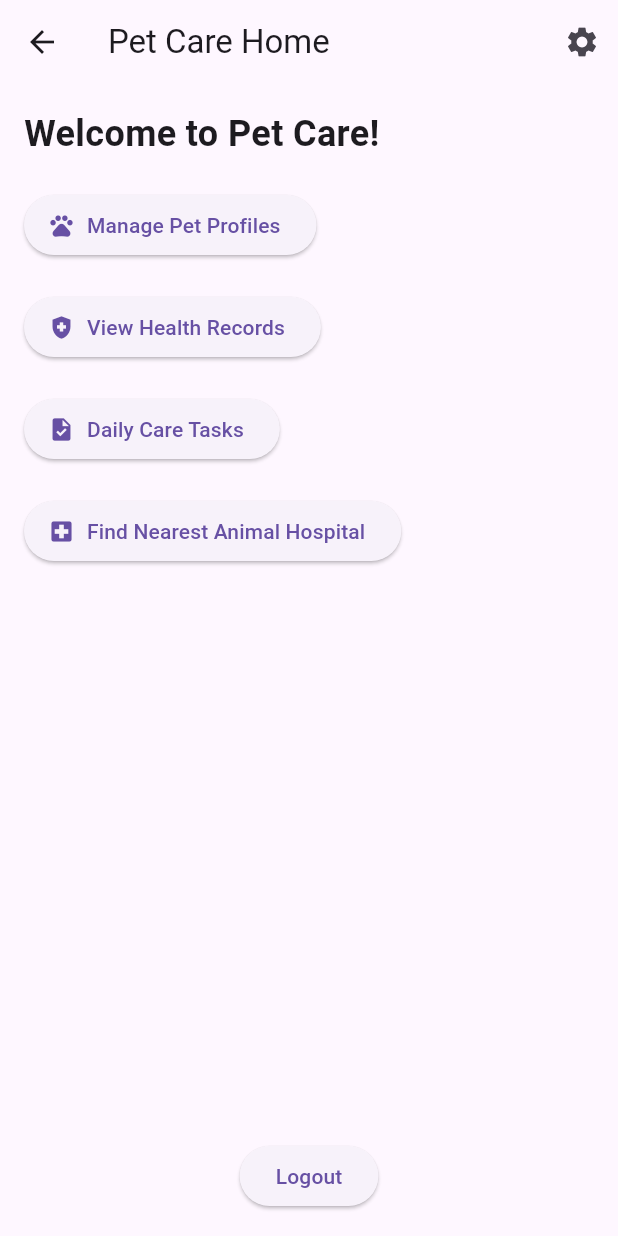
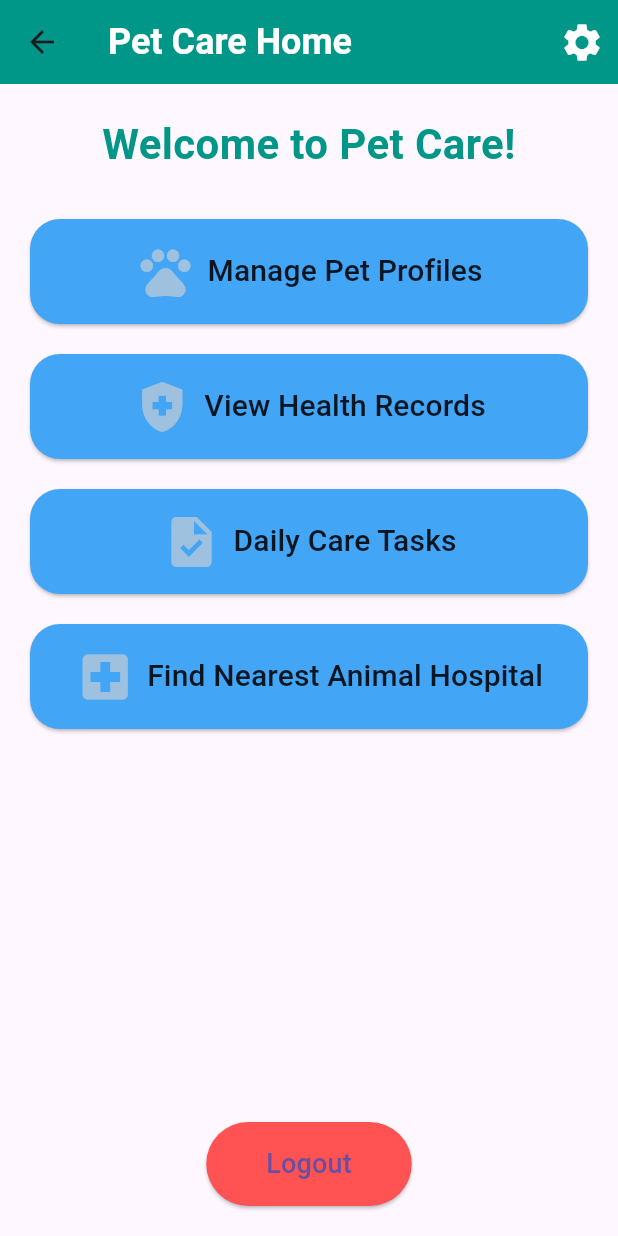
Before and after one commit to AkinniyiS/petcareapp, a Flutter app: the HomeScreen screen opened by its route, on a phone screen of 412 x 824 dp. Run offline on Flutter 3.47's test engine with Material 3 defaults, Android fonts, the phone set to English and light mode, and no system bars; our stand-ins replace sqflite; accounts and stored records are empty.

Commit message:
"adjusted home screen ui, made it nicer i think"

```diff
--- a/petapp/lib/home_screen.dart
+++ b/petapp/lib/home_screen.dart
@@ -1,7 +1,7 @@
 import 'package:url_launcher/url_launcher.dart';
 import 'package:flutter/material.dart';
 import 'profile_screen.dart';
-import "settings.dart";
+import 'settings.dart';
 import 'dailycare.dart';
 import 'healthrecord.dart';
 
@@ -9,13 +9,12 @@ class HomeScreen extends StatelessWidget {
   const HomeScreen({super.key});
 
   void _launchMap() async {
-    //'https://www.google.com/maps/search/?api=1&query=animal+hospital';
     var url = Uri(
       scheme: 'https',
       host: 'www.google.com',
       path: '/maps/search/',
-      queryParameters: {'api': '1', 'query': 'animal+hospital'});
-      // https://example.com/page/?search=blue&limit=10
+      queryParameters: {'api': '1', 'query': 'animal+hospital'},
+    );
     if (await canLaunchUrl(url)) {
       await launchUrl(url);
     } else {
@@ -27,10 +26,18 @@ class HomeScreen extends StatelessWidget {
   Widget build(BuildContext context) {
     return Scaffold(
       appBar: AppBar(
-        title: Text('Pet Care Home'),
+        title: const Text(
+          'Pet Care Home',
+          style: TextStyle(
+            fontSize: 24,
+            fontWeight: FontWeight.bold,
+            color: Colors.white,
+          ),
+        ),
+        backgroundColor: Colors.teal,
         actions: [
           IconButton(
-            icon: Icon(Icons.settings),
+            icon: const Icon(Icons.settings, color: Colors.white, size: 30),
             onPressed: () {
               Navigator.push(
                 context,
@@ -41,18 +48,20 @@ class HomeScreen extends StatelessWidget {
         ],
       ),
       body: Padding(
-        padding: const EdgeInsets.all(16.0),
+        padding: const EdgeInsets.all(20.0),
         child: Column(
-          crossAxisAlignment: CrossAxisAlignment.start,
+          crossAxisAlignment: CrossAxisAlignment.stretch,
           children: [
-            Text(
+            const Text(
               'Welcome to Pet Care!',
-              style: TextStyle(fontSize: 24, fontWeight: FontWeight.bold),
+              textAlign: TextAlign.center,
+              style: TextStyle(fontSize: 28, fontWeight: FontWeight.bold, color: Colors.teal),
             ),
-            SizedBox(height: 20),
-            ElevatedButton.icon(
-              icon: Icon(Icons.pets),
-              label: Text('Manage Pet Profiles'),
+            const SizedBox(height: 30),
+            _buildButton(
+              context,
+              icon: Icons.pets,
+              label: 'Manage Pet Profiles',
               onPressed: () {
                 Navigator.push(
                   context,
@@ -60,10 +69,11 @@ class HomeScreen extends StatelessWidget {
                 );
               },
             ),
-            SizedBox(height: 20),
-            ElevatedButton.icon(
-              icon: Icon(Icons.health_and_safety),
-              label: Text('View Health Records'),
+            const SizedBox(height: 20),
+            _buildButton(
+              context,
+              icon: Icons.health_and_safety,
+              label: 'View Health Records',
               onPressed: () {
                 Navigator.push(
                   context,
@@ -71,10 +81,11 @@ class HomeScreen extends StatelessWidget {
                 );
               },
             ),
-            SizedBox(height: 20),
-            ElevatedButton.icon(
-              icon: Icon(Icons.task),
-              label: Text('Daily Care Tasks'),
+            const SizedBox(height: 20),
+            _buildButton(
+              context,
+              icon: Icons.task,
+              label: 'Daily Care Tasks',
               onPressed: () {
                 Navigator.push(
                   context,
@@ -82,19 +93,29 @@ class HomeScreen extends StatelessWidget {
                 );
               },
             ),
-             SizedBox(height: 20), // Added space between buttons
-            ElevatedButton.icon(
-              icon: Icon(Icons.local_hospital), // Hospital icon
-              label: Text('Find Nearest Animal Hospital'),
-              onPressed: _launchMap, // Call the function to open maps
+            const SizedBox(height: 20),
+            _buildButton(
+              context,
+              icon: Icons.local_hospital,
+              label: 'Find Nearest Animal Hospital',
+              onPressed: _launchMap,
             ),
-            Spacer(),
-
+            const Spacer(),
             Center(
               child: ElevatedButton(
-                child: Text('Logout'),
+                style: ElevatedButton.styleFrom(
+                  backgroundColor: Colors.redAccent,
+                  shape: RoundedRectangleBorder(
+                    borderRadius: BorderRadius.circular(30),
+                  ),
+                  padding: const EdgeInsets.symmetric(vertical: 15, horizontal: 40),
+                ),
+                child: const Text(
+                  'Logout',
+                  style: TextStyle(fontSize: 18),
+                ),
                 onPressed: () {
-                  Navigator.pushReplacementNamed(context, '/login'); // Go back to login
+                  Navigator.pushReplacementNamed(context, '/login');
                 },
               ),
             ),
@@ -103,4 +124,20 @@ class HomeScreen extends StatelessWidget {
       ),
     );
   }
+
+  Widget _buildButton(BuildContext context, {required IconData icon, required String label, required VoidCallback onPressed}) {
+    return ElevatedButton.icon(
+      style: ElevatedButton.styleFrom(
+        padding: const EdgeInsets.symmetric(vertical: 15, horizontal: 20),
+        backgroundColor: Colors.blue[400],
+        foregroundColor: Colors.black87,
+        shape: RoundedRectangleBorder(
+          borderRadius: BorderRadius.circular(20),
+        ),
+      ),
+      icon: Icon(icon, size: 40, color: const Color.fromARGB(255, 157, 193, 223)),
+      label: Text(label, style: const TextStyle(fontSize: 20)),
+      onPressed: onPressed,
+    );
   }
+}
```
Lines whose indentation alone changed are shown as unchanged.
